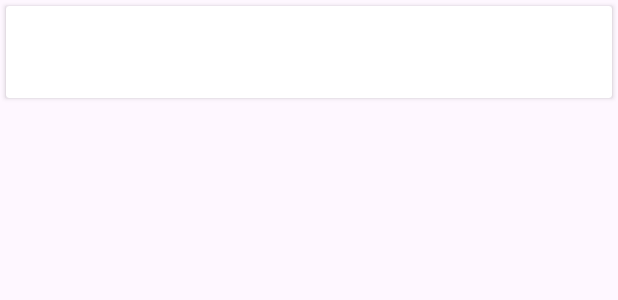
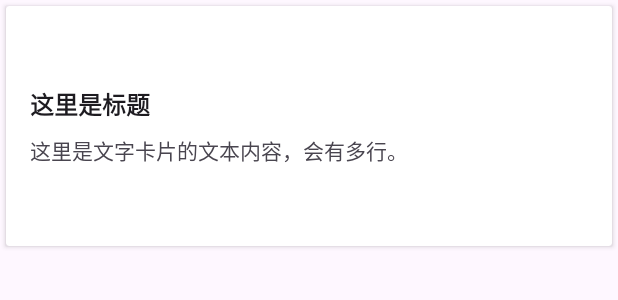
Before and after one commit to kiicool/FeedApp-ByteDacnce, an Android app: the layout item_text_card.xml on its own in the app's theme, with its tools: preview values and no code run, on a phone screen of 412 x 824 dp. Shown: the top 300 px of the screen. Run offline under Robolectric (Android 15) with nearby library versions, the phone set to English and light mode, and no system bars.

Commit message:
修改了布局，优化了文字卡片格式，

```diff
--- a/app/src/main/AndroidManifest.xml
+++ b/app/src/main/AndroidManifest.xml
@@ -2,6 +2,7 @@
 <manifest xmlns:android="http://schemas.android.com/apk/res/android"
     xmlns:tools="http://schemas.android.com/tools">
 
+    <!-- 确保网络权限已声明 -->
     <uses-permission android:name="android.permission.INTERNET" />
 
     <application
@@ -12,7 +13,10 @@
         android:label="@string/app_name"
         android:roundIcon="@mipmap/ic_launcher_round"
         android:supportsRtl="true"
-        android:theme="@style/Theme.FeedApp">
+        android:theme="@style/Theme.FeedApp"
+        android:usesCleartextTraffic="true"
+        tools:targetApi="31">
+
         <activity
             android:name=".MainActivity"
             android:exported="true">
--- a/app/src/main/java/com/example/feedapp/ContentRepository.java
+++ b/app/src/main/java/com/example/feedapp/ContentRepository.java
@@ -59,7 +59,7 @@ public class ContentRepository {
         entries.add(new ContentEntry(
                 "大象之梦",
                 "另一部充满想象力的开源动画电影。",
-                "https://storage.googleapis.com/exoplayer-test-media-1/ElephantsDream_320x180.jpg", // 封面图
+                "https://picsum.photos/id/1041/800/600", // 封面图
                 "http://commondatastorage.googleapis.com/gtv-videos-bucket/sample/ElephantsDream.mp4"  // 视频
         ));
 
--- a/app/src/main/java/com/example/feedapp/FeedItem.java
+++ b/app/src/main/java/com/example/feedapp/FeedItem.java
@@ -70,4 +70,5 @@ public class FeedItem {
         this.videoUrl = videoUrl;    // 视频URL
         this.imageRes = 0;
     }
+
 }
--- a/app/src/main/res/layout/item_text_card.xml
+++ b/app/src/main/res/layout/item_text_card.xml
@@ -1,28 +1,43 @@
 <?xml version="1.0" encoding="utf-8"?>
 <androidx.cardview.widget.CardView xmlns:android="http://schemas.android.com/apk/res/android"
+    xmlns:tools="http://schemas.android.com/tools"
     android:layout_width="match_parent"
     android:layout_height="wrap_content"
     android:layout_margin="4dp">
 
+    <!--
+        【核心修改】
+        1. 移除了顶部的 FrameLayout 占位区域。
+        2. 将固定高度和居中属性应用到这个 LinearLayout 上。
+    -->
     <LinearLayout
+        android:layout_width="match_parent"
+        android:layout_height="160dp"
         android:orientation="vertical"
-        android:padding="8dp"
-        android:layout_width="match_parent"
-        android:layout_height="wrap_content">
+        android:gravity="center_vertical"
+        android:padding="16dp">
 
+        <!-- 标题 -->
         <TextView
             android:id="@+id/tvTitle"
+            android:layout_width="wrap_content"
+            android:layout_height="wrap_content"
+            android:textColor="?android:attr/textColorPrimary"
             android:textSize="16sp"
             android:textStyle="bold"
-            android:layout_width="wrap_content"
-            android:layout_height="wrap_content"/>
+            tools:text="这里是标题" />
 
+        <!-- 描述 -->
         <TextView
             android:id="@+id/tvDesc"
+            android:layout_width="match_parent"
+            android:layout_height="wrap_content"
+            android:layout_marginTop="8dp"
+            android:ellipsize="end"
+            android:maxLines="4"
+            android:textColor="?android:attr/textColorSecondary"
             android:textSize="14sp"
-            android:layout_marginTop="4dp"
-            android:layout_width="wrap_content"
-            android:layout_height="wrap_content"/>
+            tools:text="这里是文字卡片的文本内容，会有多行。" />
 
     </LinearLayout>
 
```
Also changed, not shown: app/src/main/java/com/example/feedapp/ExposureManager.java (+102 -38 lines), app/src/main/java/com/example/feedapp/FeedAdapter.java (+5 -2 lines), app/src/main/java/com/example/feedapp/MockDataGenerator.java (+18 -22 lines), app/src/main/java/com/example/feedapp/VideoPlayerManager.java (+65 -48 lines), app/src/main/res/layout/item_video_card.xml (+16 -18 lines), 1 other file.
